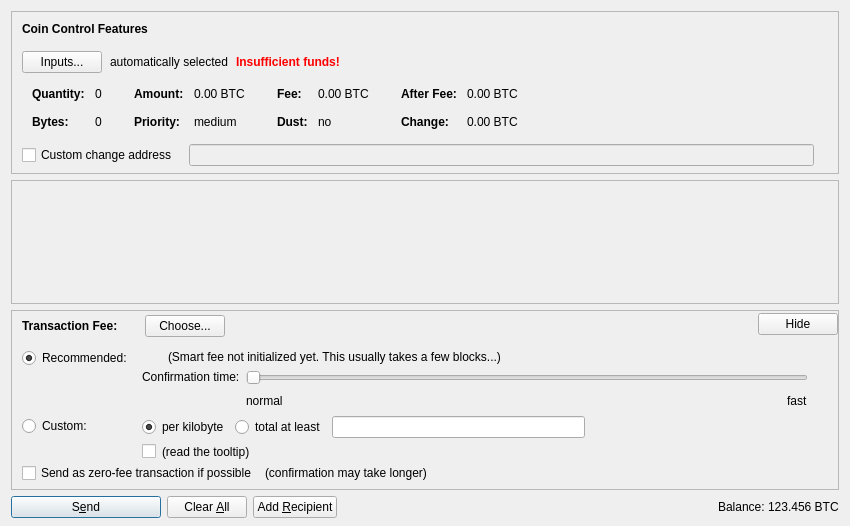
Qt form src/qt/forms/sendcoinsdialog.ui (ravenbyron/phtevencoin) before a commit.
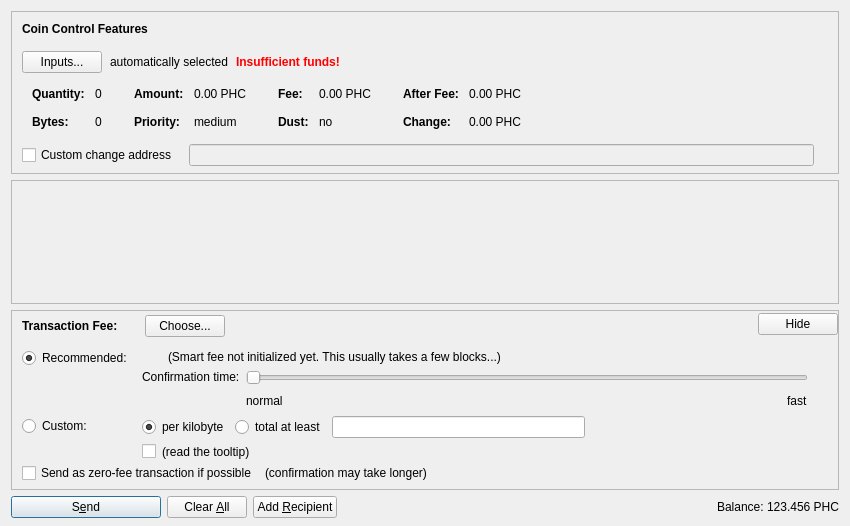
The same form after that commit. Icons and pictures are not drawn. Custom widgets are drawn as their Qt base class.

```diff
--- a/src/qt/forms/sendcoinsdialog.ui
+++ b/src/qt/forms/sendcoinsdialog.ui
@@ -324,7 +324,7 @@
                   <enum>Qt::ActionsContextMenu</enum>
                  </property>
                  <property name="text">
-                  <string notr="true">0.00 BTC</string>
+                  <string notr="true">0.00 PHC</string>
                  </property>
                  <property name="textInteractionFlags">
                   <set>Qt::LinksAccessibleByMouse|Qt::TextSelectableByKeyboard|Qt::TextSelectableByMouse</set>
@@ -404,7 +404,7 @@
                   <enum>Qt::ActionsContextMenu</enum>
                  </property>
                  <property name="text">
-                  <string notr="true">0.00 BTC</string>
+                  <string notr="true">0.00 PHC</string>
                  </property>
                  <property name="textInteractionFlags">
                   <set>Qt::LinksAccessibleByMouse|Qt::TextSelectableByKeyboard|Qt::TextSelectableByMouse</set>
@@ -484,7 +484,7 @@
                   <enum>Qt::ActionsContextMenu</enum>
                  </property>
                  <property name="text">
-                  <string notr="true">0.00 BTC</string>
+                  <string notr="true">0.00 PHC</string>
                  </property>
                  <property name="textInteractionFlags">
                   <set>Qt::LinksAccessibleByMouse|Qt::TextSelectableByKeyboard|Qt::TextSelectableByMouse</set>
@@ -513,7 +513,7 @@
                   <enum>Qt::ActionsContextMenu</enum>
                  </property>
                  <property name="text">
-                  <string notr="true">0.00 BTC</string>
+                  <string notr="true">0.00 PHC</string>
                  </property>
                  <property name="textInteractionFlags">
                   <set>Qt::LinksAccessibleByMouse|Qt::TextSelectableByKeyboard|Qt::TextSelectableByMouse</set>
@@ -1352,7 +1352,7 @@
           <cursorShape>IBeamCursor</cursorShape>
          </property>
          <property name="text">
-          <string notr="true">123.456 BTC</string>
+          <string notr="true">123.456 PHC</string>
          </property>
          <property name="textInteractionFlags">
           <set>Qt::LinksAccessibleByMouse|Qt::TextSelectableByKeyboard|Qt::TextSelectableByMouse</set>
```
